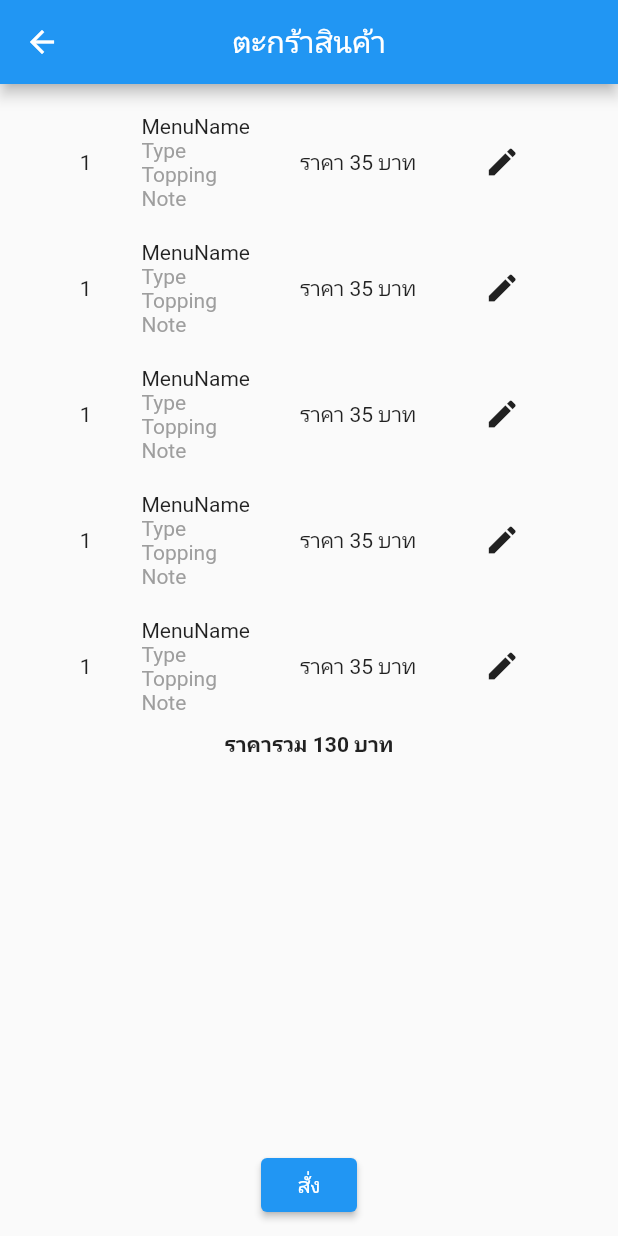
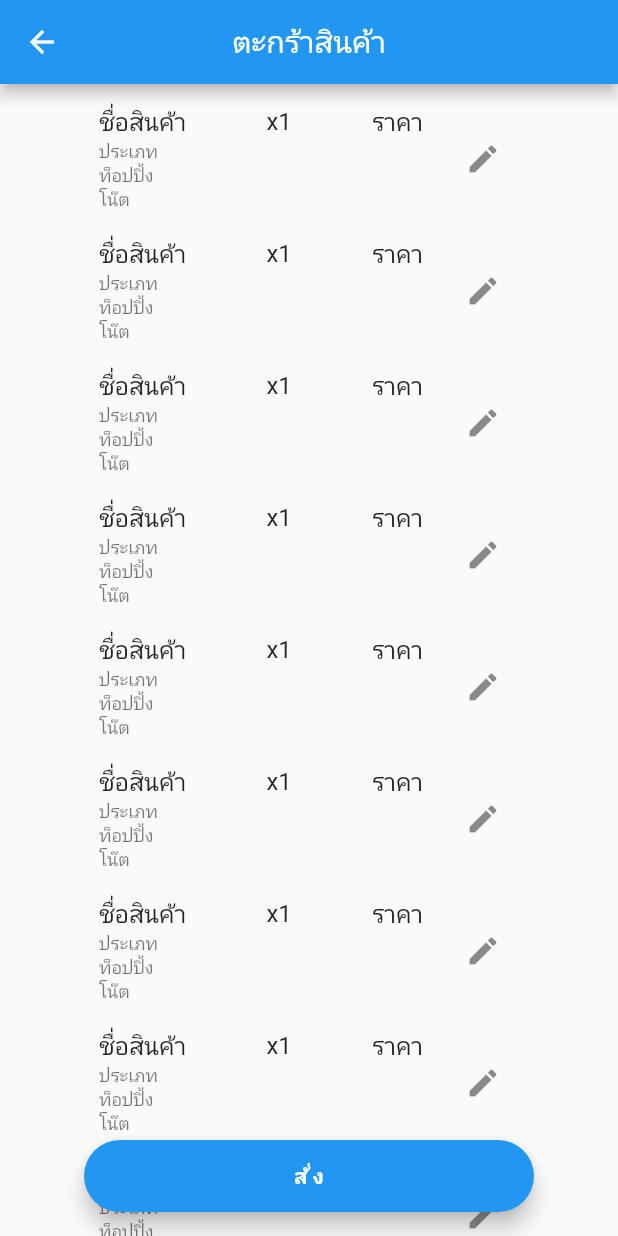
Before and after one commit to kaluvic/pak-cafe, a Flutter app: the CartPage screen opened directly, on a phone screen of 412 x 824 dp. Run offline on Flutter 3.47's test engine with Material 2 defaults, Android fonts, the phone set to English and light mode, and no system bars; our stand-ins replace carousel_slider, firebase_core; accounts and stored records are empty.

Commit message:
fixed button and listview

```diff
--- a/user/lib/pages/cart.dart
+++ b/user/lib/pages/cart.dart
@@ -8,44 +8,19 @@ class CartPage extends StatefulWidget {
 }
 
 class _CartPageState extends State<CartPage> {
-  List<Container> _myCart(int count) {
-    return List.generate(
-      count,
-      (i) => Container(
-        margin: EdgeInsets.all(10),
-        child: Row(
-          mainAxisAlignment: MainAxisAlignment.spaceEvenly,
-          children: [
-            const Text('1'),
-            Column(
-              crossAxisAlignment: CrossAxisAlignment.start,
-              children: const [
-                Text('MenuName'),
-                Text(
-                  'Type',
-                  style: TextStyle(color: Colors.grey),
-                ),
-                Text(
-                  'Topping',
-                  style: TextStyle(color: Colors.grey),
-                ),
-                Text(
-                  'Note',
-                  style: TextStyle(color: Colors.grey),
-                ),
-              ],
-            ),
-            const Text('ราคา 35 บาท'),
-            IconButton(
-              onPressed: () {},
-              icon: const Icon(Icons.edit)
-            )
-          ],
-        ),
-      )
-    ).toList(); // replace * with your rupee or use Icon instead
-  }
-
+  List<String> listItem = [
+    'a',
+    'b',
+    'b',
+    'b',
+    'b',
+    'b',
+    'b',
+    'b',
+    'b',
+    'b',
+    'b'
+  ];
   @override
   Widget build(BuildContext context) {
     return Scaffold(
@@ -57,25 +32,58 @@ class _CartPageState extends State<CartPage> {
         centerTitle: true,
         title: const Text("ตะกร้าสินค้า"),
       ),
-      body: Container(
-        margin: const EdgeInsets.all(10),
-        child: Column(
-          children: [
-            Column(children: _myCart(5)),
-            const Text(
-              'ราคารวม 130 บาท',
-              style: TextStyle(fontWeight: FontWeight.bold),
-            ),
-            Expanded(
-              child: Align(
-                alignment: Alignment.bottomCenter,
-                child: ElevatedButton(
-                  onPressed: () {},
-                  child: const Text('สั่ง'),
+      body: ListView.builder(
+        itemCount: listItem.length + 1,
+        itemBuilder: (context, index) {
+          if (index < listItem.length) {
+            return Container(
+              margin: const EdgeInsets.only(left: 50, right: 50,top: 10 ),
+              child: ListTile(
+                title: Row(
+                  mainAxisAlignment: MainAxisAlignment.spaceBetween,
+                  children: [const Text('ชื่อสินค้า'), const Text('x1'), const Text('ราคา')],
+                ),
+                subtitle: Column(
+                  crossAxisAlignment: CrossAxisAlignment.start,
+                  children: const [
+                    Text(
+                      "ประเภท",
+                      style: TextStyle(fontSize: 12),
+                    ),
+                    Text(
+                      "ท็อปปิ้ง",
+                      style: TextStyle(fontSize: 12),
+                    ),
+                    Text(
+                      "โน๊ต",
+                      style: TextStyle(fontSize: 12),
+                    ),
+                  ],
+                ),
+                trailing:
+                    IconButton(onPressed: () {}, icon: const Icon(Icons.edit)),
+              ),
+            );
+          } else {
+            return Container(
+              margin: const EdgeInsets.only(left: 50, right: 50),
+              child: const SizedBox(
+                height: 200,
+                child: Align(
+                  alignment: Alignment.topRight,
+                  child: Text('ราคารวม',style: TextStyle(fontWeight: FontWeight.bold,fontSize: 22)),
                 )
-              )
-            )
-          ]
+              ),
+            );
+          }
+        },
+      ),
+      floatingActionButtonLocation: FloatingActionButtonLocation.centerFloat,
+      floatingActionButton: SizedBox(
+        width: 300,
+        child: FloatingActionButton.extended(
+          onPressed: () {},
+          label: const Text('สั่ง',style: TextStyle(fontWeight: FontWeight.bold),),
         ),
       ),
     );
```
